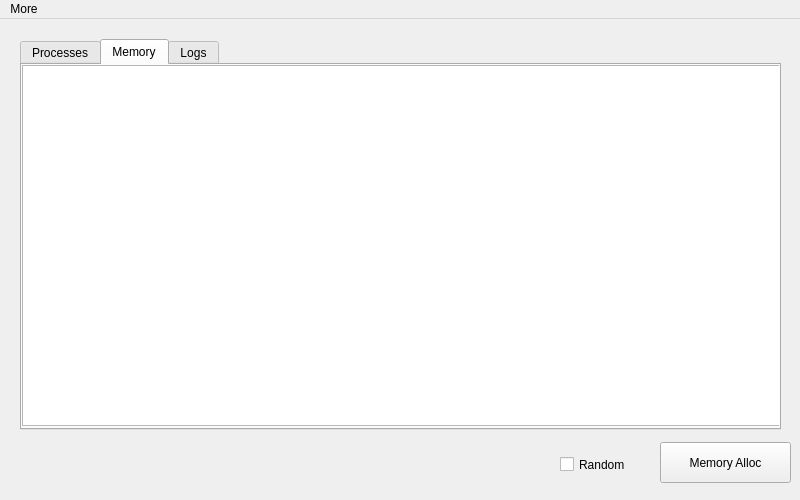
Before: the Qt Designer form interface.ui in allexlima/PyBestfit, drawn with Qt 5.
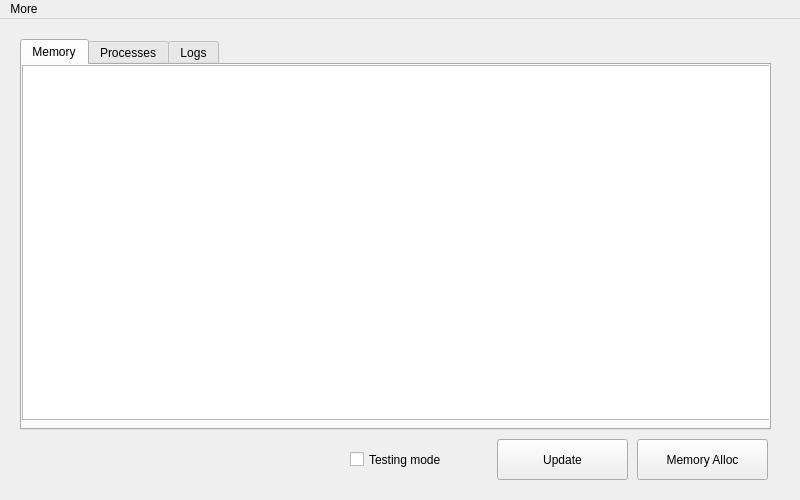
After: the same form once the commit is applied. Icons and pictures are not drawn.

Commit message: Finishing user interface

The edit to the form file:
```diff
--- a/interface.ui
+++ b/interface.ui
@@ -33,8 +33,8 @@
    <widget class="QPushButton" name="memoryAlloc">
     <property name="geometry">
      <rect>
-      <x>660</x>
-      <y>423</y>
+      <x>637</x>
+      <y>420</y>
       <width>131</width>
       <height>41</height>
      </rect>
@@ -46,14 +46,14 @@
    <widget class="QCheckBox" name="randomCheck">
     <property name="geometry">
      <rect>
-      <x>560</x>
-      <y>430</y>
-      <width>94</width>
-      <height>31</height>
+      <x>350</x>
+      <y>420</y>
+      <width>141</width>
+      <height>41</height>
      </rect>
     </property>
     <property name="text">
-     <string>Random</string>
+     <string>Testing mode</string>
     </property>
    </widget>
    <widget class="QTabWidget" name="tabWidget">
@@ -61,13 +61,28 @@
      <rect>
       <x>20</x>
       <y>20</y>
-      <width>761</width>
+      <width>751</width>
       <height>391</height>
      </rect>
     </property>
     <property name="currentIndex">
      <number>1</number>
     </property>
+    <widget class="QWidget" name="processTab">
+     <attribute name="title">
+      <string>Memory</string>
+     </attribute>
+     <widget class="QTableView" name="tableMemory">
+      <property name="geometry">
+       <rect>
+        <x>0</x>
+        <y>0</y>
+        <width>749</width>
+        <height>355</height>
+       </rect>
+      </property>
+     </widget>
+    </widget>
     <widget class="QWidget" name="memoryTab">
      <property name="accessibleName">
       <string/>
@@ -81,31 +96,10 @@
      <widget class="QTableView" name="tableProcess">
       <property name="geometry">
        <rect>
-        <x>-10</x>
-        <y>0</y>
-        <width>771</width>
-        <height>361</height>
-       </rect>
-      </property>
-     </widget>
-    </widget>
-    <widget class="QWidget" name="processTab">
-     <property name="currentTabText" stdset="0">
-      <string>Hello</string>
-     </property>
-     <property name="Oi" stdset="0">
-      <string/>
-     </property>
-     <attribute name="title">
-      <string>Memory</string>
-     </attribute>
-     <widget class="QTableView" name="tableMemory">
-      <property name="geometry">
-       <rect>
         <x>0</x>
         <y>0</y>
-        <width>771</width>
-        <height>361</height>
+        <width>749</width>
+        <height>355</height>
        </rect>
       </property>
      </widget>
@@ -138,6 +132,19 @@
      </widget>
     </widget>
    </widget>
+   <widget class="QPushButton" name="updateInfo">
+    <property name="geometry">
+     <rect>
+      <x>497</x>
+      <y>420</y>
+      <width>131</width>
+      <height>41</height>
+     </rect>
+    </property>
+    <property name="text">
+     <string>Update</string>
+    </property>
+   </widget>
   </widget>
   <widget class="QMenuBar" name="menubar">
    <property name="geometry">
```
Left out of the diff: 8 changed lines with no effect on the pictures. The commit also changes 5 other files.
